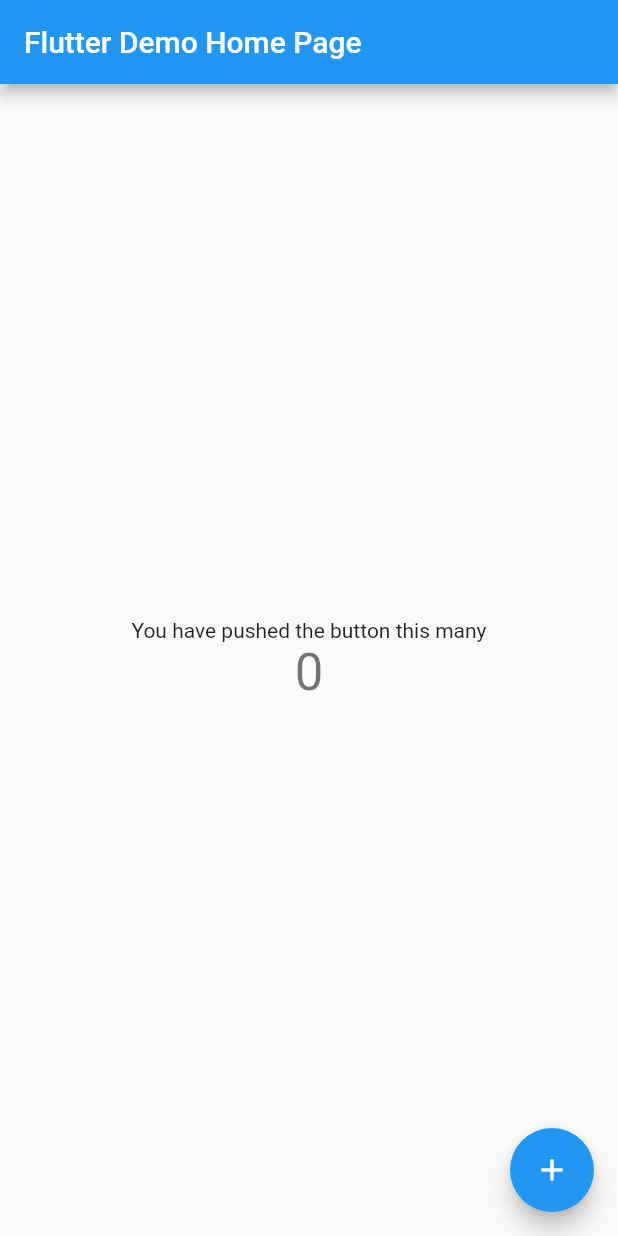
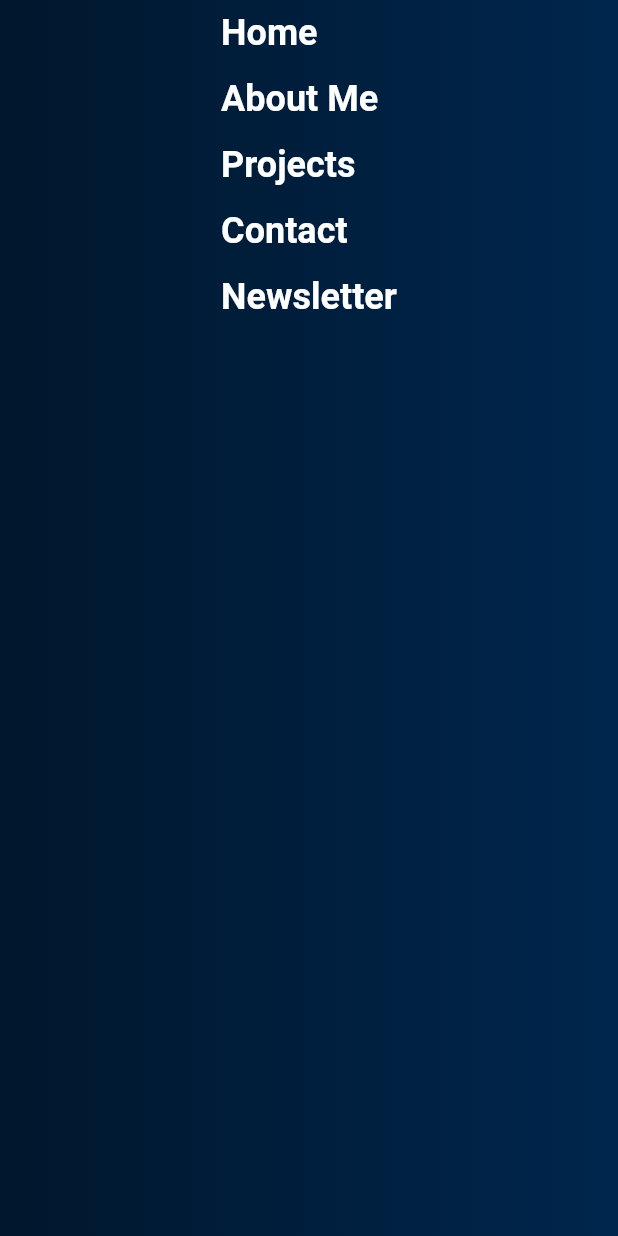
Before and after one commit to mustafatahirhussein/portfolio_app, a Flutter app: the screen it shows after launch, on a phone screen of 412 x 824 dp. Run offline on Flutter 3.47's test engine with Material 2 defaults, Android fonts, the phone set to English and light mode, and no system bars.

Commit message:
Commit at 6:11pm

```diff
--- /dev/null
+++ b/lib/Header/custom_text.dart
@@ -0,0 +1,17 @@
+import 'package:flutter/material.dart';
+
+class CustomText extends StatelessWidget {
+  const CustomText({Key? key, required this.string, required this.style})
+      : super(key: key);
+
+  final String string;
+  final TextStyle style;
+
+  @override
+  Widget build(BuildContext context) {
+    return Padding(
+      padding: const EdgeInsets.all(8.0),
+      child: Text(string, style: style,maxLines: 1),
+    );
+  }
+}
--- a/lib/main.dart
+++ b/lib/main.dart
@@ -1,115 +1,19 @@
 import 'package:flutter/material.dart';
+import 'package:my_portfolio/portfolio.dart';
 
 void main() {
+  WidgetsFlutterBinding.ensureInitialized();
   runApp(const MyApp());
 }
 
 class MyApp extends StatelessWidget {
   const MyApp({Key? key}) : super(key: key);
 
-  // This widget is the root of your application.
   @override
   Widget build(BuildContext context) {
     return MaterialApp(
-      title: 'Flutter Demo',
-      theme: ThemeData(
-        // This is the theme of your application.
-        //
-        // Try running your application with "flutter run". You'll see the
-        // application has a blue toolbar. Then, without quitting the app, try
-        // changing the primarySwatch below to Colors.green and then invoke
-        // "hot reload" (press "r" in the console where you ran "flutter run",
-        // or simply save your changes to "hot reload" in a Flutter IDE).
-        // Notice that the counter didn't reset back to zero; the application
-        // is not restarted.
-        primarySwatch: Colors.blue,
-      ),
-      home: const MyHomePage(title: 'Flutter Demo Home Page'),
+      debugShowCheckedModeBanner: true,
+      home: Portfolio(),
     );
   }
 }
-
-class MyHomePage extends StatefulWidget {
-  const MyHomePage({Key? key, required this.title}) : super(key: key);
-
-  // This widget is the home page of your application. It is stateful, meaning
-  // that it has a State object (defined below) that contains fields that affect
-  // how it looks.
-
-  // This class is the configuration for the state. It holds the values (in this
-  // case the title) provided by the parent (in this case the App widget) and
-  // used by the build method of the State. Fields in a Widget subclass are
-  // always marked "final".
-
-  final String title;
-
-  @override
-  State<MyHomePage> createState() => _MyHomePageState();
-}
-
-class _MyHomePageState extends State<MyHomePage> {
-  int _counter = 0;
-
-  void _incrementCounter() {
-    setState(() {
-      // This call to setState tells the Flutter framework that something has
-      // changed in this State, which causes it to rerun the build method below
-      // so that the display can reflect the updated values. If we changed
-      // _counter without calling setState(), then the build method would not be
-      // called again, and so nothing would appear to happen.
-      _counter++;
-    });
-  }
-
-  @override
-  Widget build(BuildContext context) {
-    // This method is rerun every time setState is called, for instance as done
-    // by the _incrementCounter method above.
-    //
-    // The Flutter framework has been optimized to make rerunning build methods
-    // fast, so that you can just rebuild anything that needs updating rather
-    // than having to individually change instances of widgets.
-    return Scaffold(
-      appBar: AppBar(
-        // Here we take the value from the MyHomePage object that was created by
-        // the App.build method, and use it to set our appbar title.
-        title: Text(widget.title),
-      ),
-      body: Center(
-        // Center is a layout widget. It takes a single child and positions it
-        // in the middle of the parent.
-        child: Column(
-          // Column is also a layout widget. It takes a list of children and
-          // arranges them vertically. By default, it sizes itself to fit its
-          // children horizontally, and tries to be as tall as its parent.
-          //
-          // Invoke "debug painting" (press "p" in the console, choose the
-          // "Toggle Debug Paint" action from the Flutter Inspector in Android
-          // Studio, or the "Toggle Debug Paint" command in Visual Studio Code)
-          // to see the wireframe for each widget.
-          //
-          // Column has various properties to control how it sizes itself and
-          // how it positions its children. Here we use mainAxisAlignment to
-          // center the children vertically; the main axis here is the vertical
-          // axis because Columns are vertical (the cross axis would be
-          // horizontal).
-          mainAxisAlignment: MainAxisAlignment.center,
-          children: <Widget>[
-            const Text(
-              'You have pushed the button this many',
-            ),
-            Text(
-              '$_counter',
-              style: Theme.of(context).textTheme.headline4,
-            ),
-          ],
-        ),
-      ),
-      floatingActionButton: FloatingActionButton(
-        onPressed: _incrementCounter,
-        tooltip: 'Increment',
-        child: const Icon(Icons.add),
-      ), // This trailing comma makes auto-formatting nicer for build methods.
-    );
-  }
-}
--- /dev/null
+++ b/lib/portfolio.dart
@@ -0,0 +1,77 @@
+import 'package:flutter/material.dart';
+import 'package:my_portfolio/Header/custom_text.dart';
+
+class Portfolio extends StatelessWidget {
+  const Portfolio({Key? key}) : super(key: key);
+
+  @override
+  Widget build(BuildContext context) {
+
+    TextStyle style = TextStyle(
+      color: Color(0xffffffff),
+      fontWeight: FontWeight.bold,
+      fontSize: 24,
+    );
+
+    return Scaffold(
+      body: buildView(context,style),
+    );
+  }
+
+  Widget buildView(BuildContext context,TextStyle style) {
+    return Container(
+      height: double.infinity,
+      width: double.infinity,
+      decoration: BoxDecoration(
+        gradient: LinearGradient(
+          colors: [
+            Color(0xff00172D),
+            Color(0xff00264D),
+          ],
+        ),
+      ),
+      child: Column(
+        mainAxisAlignment: MainAxisAlignment.start,
+        children: [
+          MediaQuery.of(context).size.width > 650 ? buildHeaderTablet(context,style) : buildHeaderMobile(context, style),
+        ],
+      ),
+    );
+  }
+
+  Widget buildHeaderMobile(BuildContext context,TextStyle style) {
+    return Column(
+      mainAxisAlignment: MainAxisAlignment.start,
+      crossAxisAlignment: CrossAxisAlignment.start,
+      children: [
+
+        CustomText(string: "Home", style: style),
+        CustomText(string: "About Me", style: style),
+        CustomText(string: "Projects", style: style),
+        CustomText(string: "Contact", style: style),
+        CustomText(string: "Newsletter", style: style),
+
+
+      ],
+    );
+  }
+
+  Widget buildHeaderTablet(BuildContext context,TextStyle style) {
+    return Row(
+      mainAxisAlignment: MainAxisAlignment.spaceEvenly,
+      mainAxisSize: MainAxisSize.min,
+      children: [
+
+        Icon(Icons.ac_unit_outlined,size: 70,color: Color(0xffffffff),),
+        Spacer(),
+
+        CustomText(string: "Home", style: style),
+        CustomText(string: "About Me", style: style),
+        CustomText(string: "Projects", style: style),
+        CustomText(string: "Contact", style: style),
+        CustomText(string: "Newsletter", style: style),
+
+      ],
+    );
+  }
+}
```
Also changed, not shown: 36 other files.
